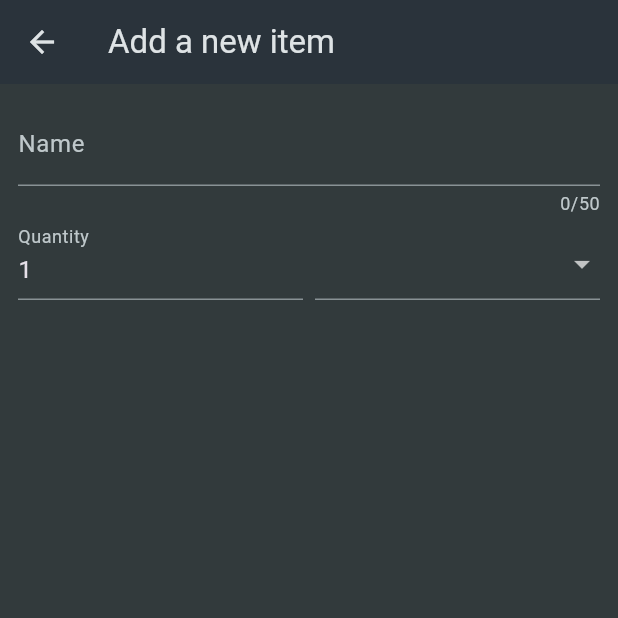
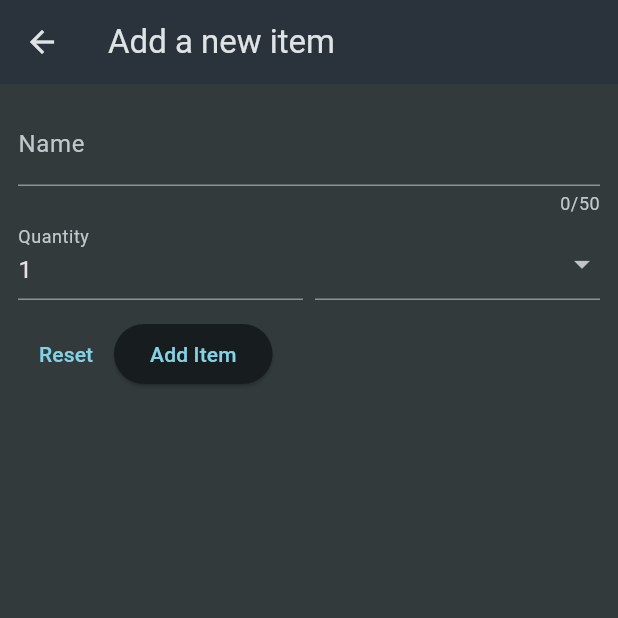
Before and after one commit to martirosianartur/ShoppingList, a Flutter app: the NewItem screen opened directly, on a phone screen of 412 x 824 dp, the top half of it. Run offline on Flutter 3.47's test engine with Material 3 defaults, Android fonts, the phone set to English and light mode, and no system bars.

Commit message:
add buttons to the dropdownmenu

```diff
--- a/lib/widgets/new_item.dart
+++ b/lib/widgets/new_item.dart
@@ -66,7 +66,22 @@ class _NewItemState extends State<NewItem> {
                   ),
                 ),
               ],
-            )
+            ),
+            const SizedBox(
+              height: 12,
+            ),
+            Row(
+              children: [
+                TextButton(
+                  onPressed: () {},
+                  child: const Text('Reset'),
+                ),
+                ElevatedButton(
+                  onPressed: () {},
+                  child: const Text('Add Item'),
+                ),
+              ],
+            ),
           ],
         )),
       ),
```
